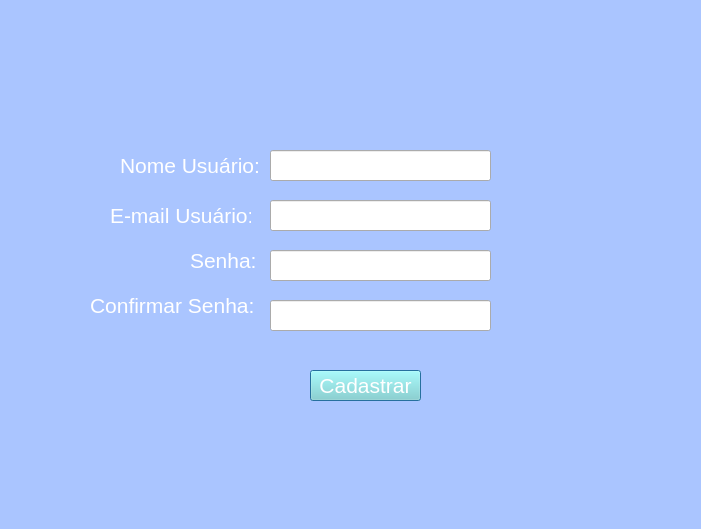
Above: TELAS.PY/CADASTRAR.ui from AntonioSistemas/Projeto-Sistema-de-controle-de-objetivos before the change. Below: the same form after it.
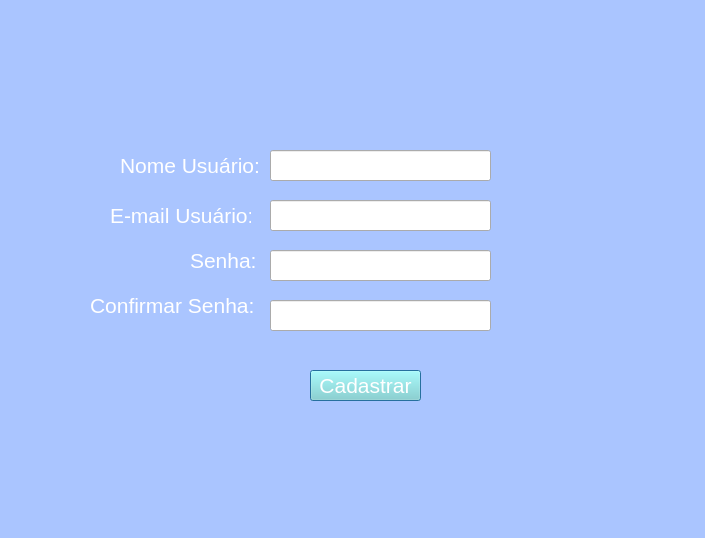
That is the form after the change. Icons and pictures are not drawn.

The edit to the form file:
```diff
--- a/TELAS.PY/CADASTRAR.ui
+++ b/TELAS.PY/CADASTRAR.ui
@@ -6,8 +6,8 @@
    <rect>
     <x>0</x>
     <y>0</y>
-    <width>701</width>
-    <height>529</height>
+    <width>705</width>
+    <height>538</height>
    </rect>
   </property>
   <property name="windowTitle">
```
